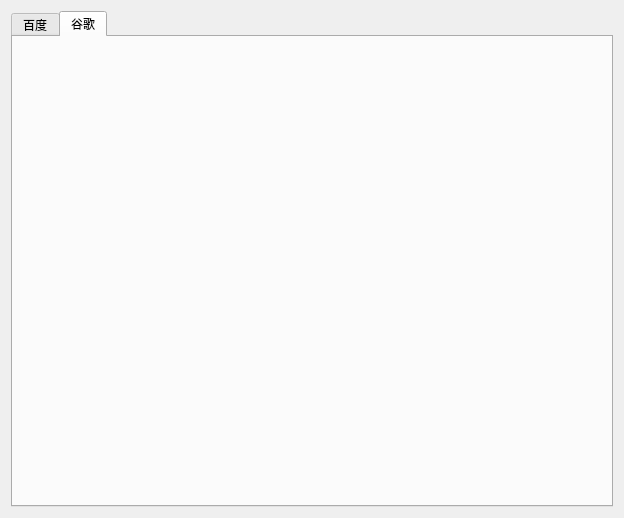
This is main.ui in kizx/subtitle2audio as Qt 5 draws it before an edit. The edited form follows.
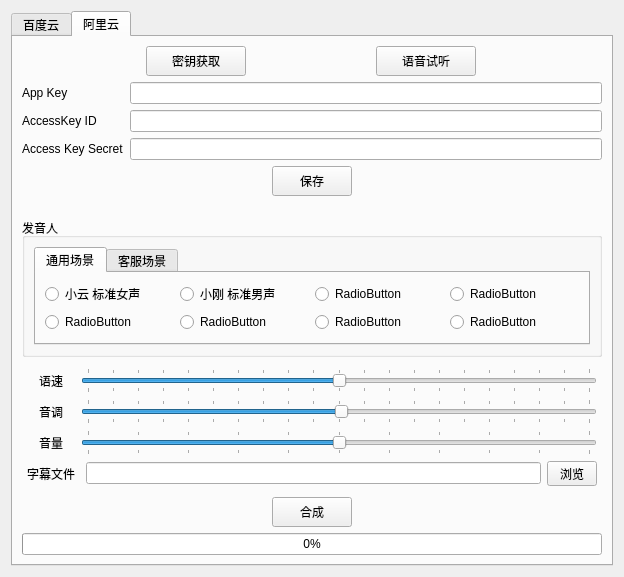
This is the edited form. The open tabs and pages were chosen to show the change.

Commit message: 添加阿里云

Diff of the .ui file:
```diff
--- a/main.ui
+++ b/main.ui
@@ -7,7 +7,7 @@
     <x>0</x>
     <y>0</y>
     <width>612</width>
-    <height>518</height>
+    <height>577</height>
    </rect>
   </property>
   <property name="windowTitle">
@@ -21,7 +21,7 @@
      </property>
      <widget class="QWidget" name="baidu">
       <attribute name="title">
-       <string>百度</string>
+       <string>百度云</string>
       </attribute>
       <layout class="QVBoxLayout" name="verticalLayout_3">
        <property name="leftMargin">
@@ -398,8 +398,466 @@
      </widget>
      <widget class="QWidget" name="google">
       <attribute name="title">
-       <string>谷歌</string>
+       <string>阿里云</string>
       </attribute>
+      <layout class="QVBoxLayout" name="verticalLayout_4">
+       <item>
+        <layout class="QHBoxLayout" name="horizontalLayout_6">
+         <item>
+          <widget class="QPushButton" name="aliapi">
+           <property name="sizePolicy">
+            <sizepolicy hsizetype="Fixed" vsizetype="Fixed">
+             <horstretch>0</horstretch>
+             <verstretch>0</verstretch>
+            </sizepolicy>
+           </property>
+           <property name="minimumSize">
+            <size>
+             <width>100</width>
+             <height>30</height>
+            </size>
+           </property>
+           <property name="text">
+            <string>密钥获取</string>
+           </property>
+          </widget>
+         </item>
+         <item>
+          <widget class="QPushButton" name="aliai">
+           <property name="sizePolicy">
+            <sizepolicy hsizetype="Fixed" vsizetype="Fixed">
+             <horstretch>0</horstretch>
+             <verstretch>0</verstretch>
+            </sizepolicy>
+           </property>
+           <property name="minimumSize">
+            <size>
+             <width>100</width>
+             <height>30</height>
+            </size>
+           </property>
+           <property name="text">
+            <string>语音试听</string>
+           </property>
+          </widget>
+         </item>
+        </layout>
+       </item>
+       <item>
+        <layout class="QFormLayout" name="formLayout_3">
+         <item row="0" column="0">
+          <widget class="QLabel" name="lable_app_id_2">
+           <property name="text">
+            <string>App Key</string>
+           </property>
+          </widget>
+         </item>
+         <item row="0" column="1">
+          <widget class="QLineEdit" name="app_key_ali">
+           <property name="text">
+            <string/>
+           </property>
+          </widget>
+         </item>
+         <item row="1" column="1">
+          <widget class="QLineEdit" name="access_key_ali"/>
+         </item>
+         <item row="2" column="0">
+          <widget class="QLabel" name="lable_secret_key_2">
+           <property name="text">
+            <string>Access Key Secret</string>
+           </property>
+          </widget>
+         </item>
+         <item row="2" column="1">
+          <widget class="QLineEdit" name="access_key_secret_ali"/>
+         </item>
+         <item row="1" column="0">
+          <widget class="QLabel" name="lable_app_key_2">
+           <property name="text">
+            <string>AccessKey ID</string>
+           </property>
+          </widget>
+         </item>
+        </layout>
+       </item>
+       <item>
+        <layout class="QHBoxLayout" name="horizontalLayout_7">
+         <item>
+          <widget class="QPushButton" name="save_ali">
+           <property name="sizePolicy">
+            <sizepolicy hsizetype="Fixed" vsizetype="Fixed">
+             <horstretch>0</horstretch>
+             <verstretch>0</verstretch>
+            </sizepolicy>
+           </property>
+           <property name="minimumSize">
+            <size>
+             <width>0</width>
+             <height>30</height>
+            </size>
+           </property>
+           <property name="text">
+            <string>保存</string>
+           </property>
+           <property name="checkable">
+            <bool>false</bool>
+           </property>
+           <property name="autoDefault">
+            <bool>false</bool>
+           </property>
+           <property name="default">
+            <bool>false</bool>
+           </property>
+           <property name="flat">
+            <bool>false</bool>
+           </property>
+          </widget>
+         </item>
+        </layout>
+       </item>
+       <item>
+        <spacer name="verticalSpacer_2">
+         <property name="orientation">
+          <enum>Qt::Vertical</enum>
+         </property>
+         <property name="sizeHint" stdset="0">
+          <size>
+           <width>20</width>
+           <height>40</height>
+          </size>
+         </property>
+        </spacer>
+       </item>
+       <item>
+        <widget class="QGroupBox" name="person_2">
+         <property name="title">
+          <string>发音人</string>
+         </property>
+         <layout class="QHBoxLayout" name="horizontalLayout_8">
+          <item>
+           <widget class="QTabWidget" name="tabWidget_2">
+            <property name="currentIndex">
+             <number>0</number>
+            </property>
+            <widget class="QWidget" name="tab">
+             <attribute name="title">
+              <string>通用场景</string>
+             </attribute>
+             <layout class="QGridLayout" name="gridLayout">
+              <item row="0" column="1">
+               <widget class="QRadioButton" name="radioButton_2">
+                <property name="text">
+                 <string>小刚 标准男声</string>
+                </property>
+                <attribute name="buttonGroup">
+                 <string notr="true">per_ali</string>
+                </attribute>
+               </widget>
+              </item>
+              <item row="0" column="2">
+               <widget class="QRadioButton" name="radioButton_3">
+                <property name="text">
+                 <string>RadioButton</string>
+                </property>
+                <attribute name="buttonGroup">
+                 <string notr="true">per_ali</string>
+                </attribute>
+               </widget>
+              </item>
+              <item row="0" column="3">
+               <widget class="QRadioButton" name="radioButton_4">
+                <property name="text">
+                 <string>RadioButton</string>
+                </property>
+                <attribute name="buttonGroup">
+                 <string notr="true">per_ali</string>
+                </attribute>
+               </widget>
+              </item>
+              <item row="0" column="0">
+               <widget class="QRadioButton" name="radioButton">
+                <property name="text">
+                 <string>小云 标准女声</string>
+                </property>
+                <attribute name="buttonGroup">
+                 <string notr="true">per_ali</string>
+                </attribute>
+               </widget>
+              </item>
+              <item row="1" column="0">
+               <widget class="QRadioButton" name="radioButton_5">
+                <property name="text">
+                 <string>RadioButton</string>
+                </property>
+               </widget>
+              </item>
+              <item row="1" column="1">
+               <widget class="QRadioButton" name="radioButton_6">
+                <property name="text">
+                 <string>RadioButton</string>
+                </property>
+               </widget>
+              </item>
+              <item row="1" column="2">
+               <widget class="QRadioButton" name="radioButton_7">
+                <property name="text">
+                 <string>RadioButton</string>
+                </property>
+               </widget>
+              </item>
+              <item row="1" column="3">
+               <widget class="QRadioButton" name="radioButton_8">
+                <property name="text">
+                 <string>RadioButton</string>
+                </property>
+               </widget>
+              </item>
+             </layout>
+            </widget>
+            <widget class="QWidget" name="tab_2">
+             <attribute name="title">
+              <string>客服场景</string>
+             </attribute>
+             <layout class="QGridLayout" name="gridLayout_2">
+              <item row="0" column="0">
+               <widget class="QRadioButton" name="radioButton_9">
+                <property name="text">
+                 <string>思悦</string>
+                </property>
+                <attribute name="buttonGroup">
+                 <string notr="true">per_ali</string>
+                </attribute>
+               </widget>
+              </item>
+              <item row="0" column="1">
+               <widget class="QRadioButton" name="radioButton_10">
+                <property name="text">
+                 <string>艾雅</string>
+                </property>
+                <attribute name="buttonGroup">
+                 <string notr="true">per_ali</string>
+                </attribute>
+               </widget>
+              </item>
+              <item row="0" column="2">
+               <widget class="QRadioButton" name="radioButton_11">
+                <property name="text">
+                 <string>RadioButton</string>
+                </property>
+                <attribute name="buttonGroup">
+                 <string notr="true">per_ali</string>
+                </attribute>
+               </widget>
+              </item>
+              <item row="0" column="3">
+               <widget class="QRadioButton" name="radioButton_12">
+                <property name="text">
+                 <string>RadioButton</string>
+                </property>
+                <attribute name="buttonGroup">
+                 <string notr="true">per_ali</string>
+                </attribute>
+               </widget>
+              </item>
+             </layout>
+            </widget>
+           </widget>
+          </item>
+         </layout>
+        </widget>
+       </item>
+       <item>
+        <layout class="QFormLayout" name="formLayout_4">
+         <property name="fieldGrowthPolicy">
+          <enum>QFormLayout::AllNonFixedFieldsGrow</enum>
+         </property>
+         <property name="rowWrapPolicy">
+          <enum>QFormLayout::DontWrapRows</enum>
+         </property>
+         <property name="labelAlignment">
+          <set>Qt::AlignCenter</set>
+         </property>
+         <property name="leftMargin">
+          <number>5</number>
+         </property>
+         <property name="topMargin">
+          <number>5</number>
+         </property>
+         <property name="rightMargin">
+          <number>5</number>
+         </property>
+         <property name="bottomMargin">
+          <number>5</number>
+         </property>
+         <item row="0" column="0">
+          <widget class="QLabel" name="label_9">
+           <property name="text">
+            <string>语速</string>
+           </property>
+          </widget>
+         </item>
+         <item row="1" column="0">
+          <widget class="QLabel" name="label_10">
+           <property name="sizePolicy">
+            <sizepolicy hsizetype="Preferred" vsizetype="Preferred">
+             <horstretch>0</horstretch>
+             <verstretch>0</verstretch>
+            </sizepolicy>
+           </property>
+           <property name="text">
+            <string>音调</string>
+           </property>
+           <property name="alignment">
+            <set>Qt::AlignCenter</set>
+           </property>
+          </widget>
+         </item>
+         <item row="1" column="1">
+          <widget class="QSlider" name="pit_ali">
+           <property name="minimum">
+            <number>-500</number>
+           </property>
+           <property name="maximum">
+            <number>500</number>
+           </property>
+           <property name="pageStep">
+            <number>50</number>
+           </property>
+           <property name="value">
+            <number>5</number>
+           </property>
+           <property name="orientation">
+            <enum>Qt::Horizontal</enum>
+           </property>
+           <property name="tickPosition">
+            <enum>QSlider::TicksBothSides</enum>
+           </property>
+          </widget>
+         </item>
+         <item row="2" column="0">
+          <widget class="QLabel" name="label_11">
+           <property name="text">
+            <string>音量</string>
+           </property>
+          </widget>
+         </item>
+         <item row="2" column="1">
+          <widget class="QSlider" name="vol_ali">
+           <property name="maximum">
+            <number>100</number>
+           </property>
+           <property name="singleStep">
+            <number>10</number>
+           </property>
+           <property name="pageStep">
+            <number>10</number>
+           </property>
+           <property name="value">
+            <number>50</number>
+           </property>
+           <property name="orientation">
+            <enum>Qt::Horizontal</enum>
+           </property>
+           <property name="tickPosition">
+            <enum>QSlider::TicksBothSides</enum>
+           </property>
+          </widget>
+         </item>
+         <item row="3" column="0">
+          <widget class="QLabel" name="label_12">
+           <property name="text">
+            <string>字幕文件</string>
+           </property>
+          </widget>
+         </item>
+         <item row="3" column="1">
+          <layout class="QHBoxLayout" name="horizontalLayout_9">
+           <property name="leftMargin">
+            <number>5</number>
+           </property>
+           <item>
+            <widget class="QLineEdit" name="file_path_ali"/>
+           </item>
+           <item>
+            <widget class="QToolButton" name="file_ali">
+             <property name="sizePolicy">
+              <sizepolicy hsizetype="Fixed" vsizetype="Fixed">
+               <horstretch>0</horstretch>
+               <verstretch>0</verstretch>
+              </sizepolicy>
+             </property>
+             <property name="minimumSize">
+              <size>
+               <width>50</width>
+               <height>25</height>
+              </size>
+             </property>
+             <property name="text">
+              <string>浏览</string>
+             </property>
+            </widget>
+           </item>
+          </layout>
+         </item>
+         <item row="0" column="1">
+          <widget class="QSlider" name="spd_ali">
+           <property name="minimum">
+            <number>-500</number>
+           </property>
+           <property name="maximum">
+            <number>500</number>
+           </property>
+           <property name="singleStep">
+            <number>50</number>
+           </property>
+           <property name="pageStep">
+            <number>10</number>
+           </property>
+           <property name="value">
+            <number>0</number>
+           </property>
+           <property name="orientation">
+            <enum>Qt::Horizontal</enum>
+           </property>
+           <property name="tickPosition">
+            <enum>QSlider::TicksBothSides</enum>
+           </property>
+          </widget>
+         </item>
+        </layout>
+       </item>
+       <item>
+        <layout class="QHBoxLayout" name="horizontalLayout_11">
+         <item>
+          <widget class="QPushButton" name="generate_ali">
+           <property name="sizePolicy">
+            <sizepolicy hsizetype="Fixed" vsizetype="Fixed">
+             <horstretch>0</horstretch>
+             <verstretch>0</verstretch>
+            </sizepolicy>
+           </property>
+           <property name="minimumSize">
+            <size>
+             <width>0</width>
+             <height>30</height>
+            </size>
+           </property>
+           <property name="text">
+            <string>合成</string>
+           </property>
+          </widget>
+         </item>
+        </layout>
+       </item>
+       <item>
+        <widget class="QProgressBar" name="progressBar_ali">
+         <property name="value">
+          <number>0</number>
+         </property>
+        </widget>
+       </item>
+      </layout>
      </widget>
     </widget>
    </item>
```
Left out of the diff: 13 changed lines with no effect on the pictures. The commit also changes 5 other files.
